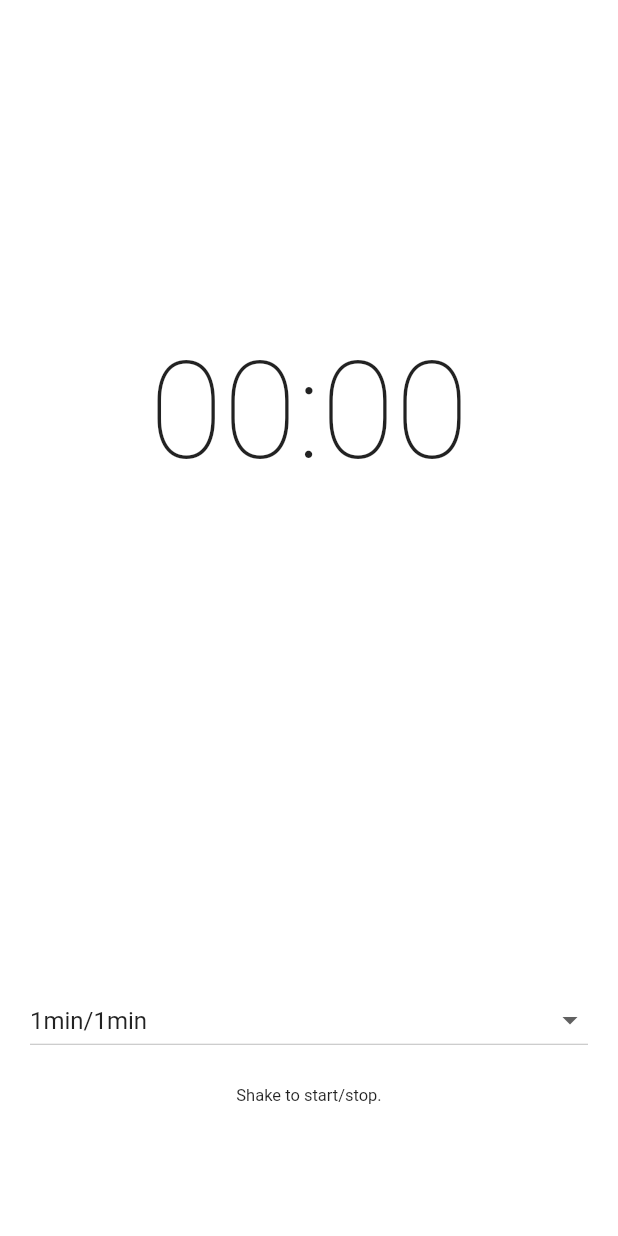
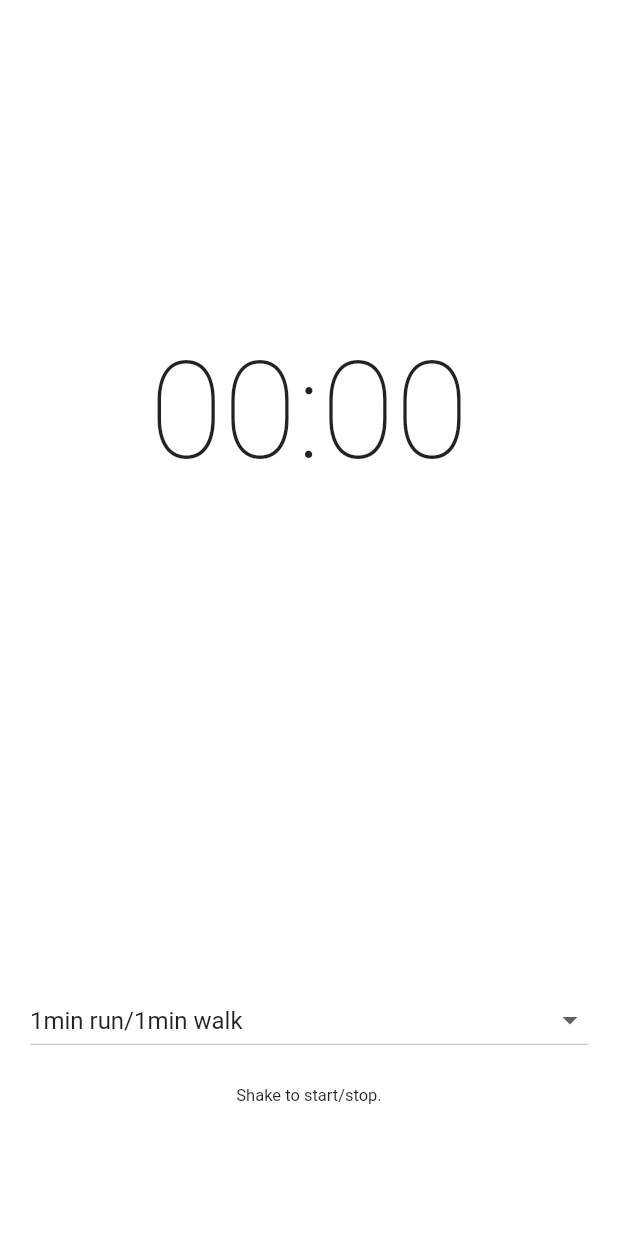
Before and after one commit to seanballais/jogster, a Flutter app: the screen it shows after launch, on a phone screen of 412 x 824 dp. Run offline on Flutter 3.47's test engine with Material 2 defaults, Android fonts, the phone set to English and light mode, and no system bars; missing offline and left inert: shake, vibrate.

Commit message:
Did a bit of refactoring to make the code look better.

```diff
--- a/lib/app_parent.dart
+++ b/lib/app_parent.dart
@@ -9,7 +9,8 @@ class AppParent extends StatefulWidget {
   @override AppParentState createState() => AppParentState();
 }
 
-class AppParentState extends State<AppParent> with SingleTickerProviderStateMixin {
+class AppParentState extends State<AppParent>
+    with SingleTickerProviderStateMixin {
   bool _isRunning = false;
   bool _isRunCycle = false;
   int _combIdx = 0;
@@ -64,12 +65,12 @@ class AppParentState extends State<AppParent> with SingleTickerProviderStateMixi
   }
 
   void startTimer() {
-    _timer = new Timer.periodic(const Duration(seconds: 1), (Timer t) => setState(() {
+    _timer = Timer.periodic(Duration(seconds: 1), (Timer t) => setState(() {
       if (_timeLeft == 0) {
         Vibrate.vibrate();
         _isRunCycle = !_isRunCycle;
         _timeLeft = _combs[_combIdx][_isRunCycle ? 1 : 0] * 60;
-          _animController.duration = new Duration(seconds: _timeLeft);
+        _animController.duration = Duration(seconds: _timeLeft);
 
         if (_isRunCycle) {
           _animController.forward();
@@ -79,8 +80,7 @@ class AppParentState extends State<AppParent> with SingleTickerProviderStateMixi
       } else {
         _timeLeft--;
       }
-      })
-    );
+    }));
   }
 
   void _handleShake() {
@@ -91,7 +91,7 @@ class AppParentState extends State<AppParent> with SingleTickerProviderStateMixi
       if (_isRunning) {
         _isRunCycle = true;
         _timeLeft = _combs[_combIdx][0] * 60;
-        _animController.duration = new Duration(seconds: _timeLeft);
+        _animController.duration = Duration(seconds: _timeLeft);
         _animController.forward();
         startTimer();
       } else {
--- a/lib/time_setter.dart
+++ b/lib/time_setter.dart
@@ -11,29 +11,35 @@ class TimeSetter extends StatelessWidget {
   final int dropValue;
 
   @override Widget build(BuildContext context) {
+    List<Widget> widgets = [
+      Text('Shake to start/stop.', textAlign: TextAlign.center, style: TextStyle(fontSize: 11.0)),
+    ];
+
+    if (!isRunning) {
+      widgets.insert(0, Padding(
+        padding: EdgeInsets.all(20.0),
+        child: DropdownButton<int>(
+          value: dropValue,
+          items: Iterable<int>.generate(combs.length).toList().map((idx) {
+            var comb = combs[idx];
+            return DropdownMenuItem<int>(
+              value: idx,
+              child: Text('${comb[0]}min run/${comb[1]}min walk', textAlign: TextAlign.center)
+            );
+          }).toList(),
+          onChanged: (val) { onChanged(val); },
+          isExpanded: true,
+        )
+      ));
+    }
+
     return Expanded(
       flex: 2,
       child: Column(
         mainAxisAlignment: MainAxisAlignment.center,
         mainAxisSize: MainAxisSize.max,
         crossAxisAlignment: CrossAxisAlignment.stretch,
-        children: !isRunning ? <Widget>[
-          Padding(
-            padding: EdgeInsets.all(20.0),
-            child: DropdownButton<int>(
-              value: dropValue,
-              items: Iterable<int>.generate(combs.length).toList().map((idx) {
-                var comb = combs[idx];
-                return new DropdownMenuItem<int>(
-                  value: idx,
-                  child: Text('${comb[0]}min/${comb[1]}min', textAlign: TextAlign.center)
-                );
-              }).toList(),
-              onChanged: (val) { onChanged(val); },
-              isExpanded: true,
-            )),
-          Text('Shake to start/stop.', textAlign: TextAlign.center, style: TextStyle(fontSize: 11.0)),
-        ] : <Widget>[],
+        children: widgets,
       ),
     );
   }
--- a/lib/timer_counter.dart
+++ b/lib/timer_counter.dart
@@ -6,13 +6,17 @@ class TimerCounter extends StatelessWidget {
   final int timeLeft;
 
   @override Widget build(BuildContext context) {
-    String minutes = (timeLeft ~/ 60).toString().padLeft(2, '0');
-    String seconds = (timeLeft % 60).toString().padLeft(2, '0');
+    var mins = (timeLeft ~/ 60).toString().padLeft(2, '0');
+    var secs = (timeLeft % 60).toString().padLeft(2, '0');
 
     return Expanded(
       flex: 4,
       child: Center(
-        child: Text('$minutes:$seconds', textAlign: TextAlign.center, style: TextStyle(fontSize: 90.0, fontWeight: FontWeight.w100)),
+        child: Text(
+          '$mins:$secs',
+          textAlign: TextAlign.center,
+          style: TextStyle(fontSize: 90.0, fontWeight: FontWeight.w100)
+        ),
       ),
     );
   }
```
Also changed, not shown: 1 other file. Lines whose indentation alone changed are shown as unchanged.
